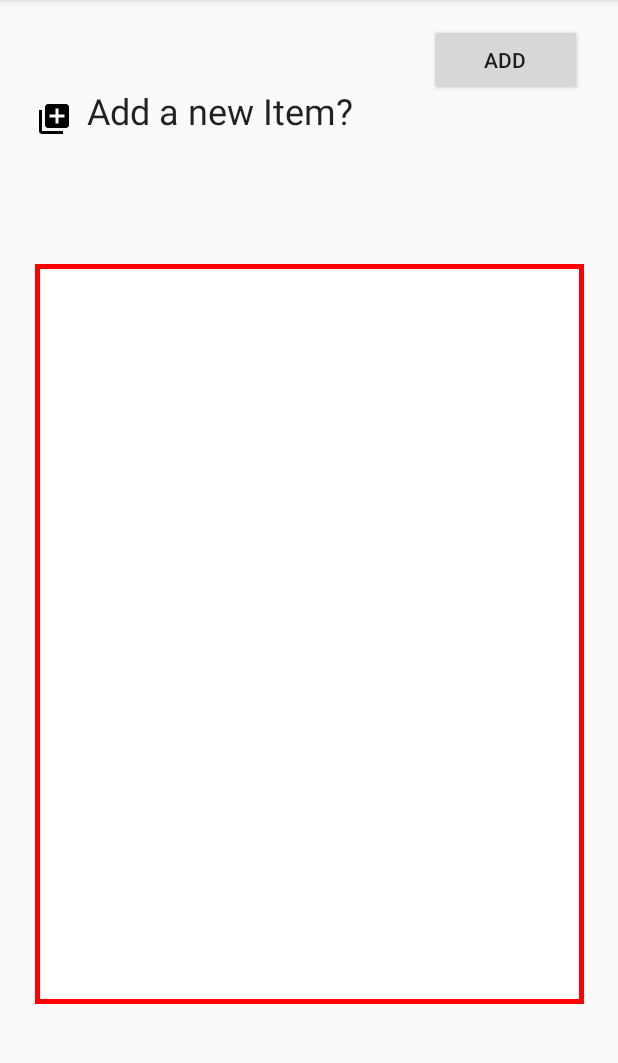
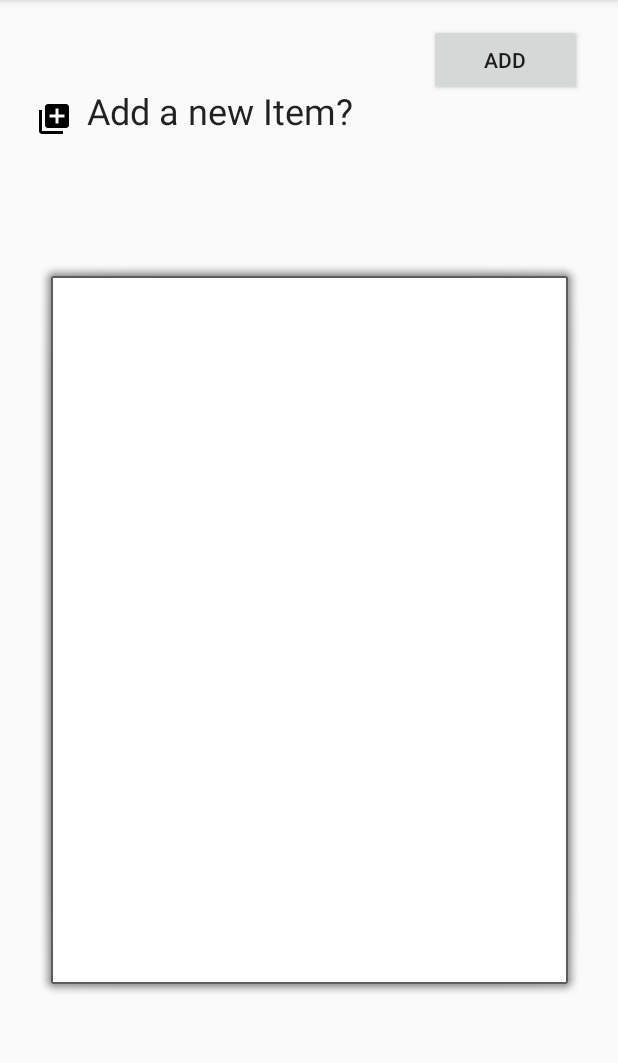
Before and after one commit to MatthewDBarrett/DreamFit, an Android app: the calorie_tracker_add_list screen opened directly, with no data from a screen before it, on a phone screen of 412 x 824 dp, the part 84-1147 px from its top. Run offline under Robolectric (Android 15) with nearby library versions, the phone set to English and light mode, and no system bars.

Commit message:
design changes

```diff
--- a/app/src/main/res/layout/activity_bmi_calculator.xml
+++ b/app/src/main/res/layout/activity_bmi_calculator.xml
@@ -133,10 +133,10 @@
         android:layout_marginTop="4dp"
         app:layout_constraintBottom_toTopOf="@+id/imageView2"
         app:layout_constraintEnd_toStartOf="@+id/imageView2"
-        app:layout_constraintHorizontal_bias="0.47"
+        app:layout_constraintHorizontal_bias="0.482"
         app:layout_constraintStart_toStartOf="parent"
         app:layout_constraintTop_toBottomOf="@+id/result"
-        app:layout_constraintVertical_bias="0.0"
+        app:layout_constraintVertical_bias="0.33"
         app:srcCompat="@drawable/profile" />
 
 </android.support.constraint.ConstraintLayout>
--- a/app/src/main/res/layout/activity_calorie_tracker_add_list.xml
+++ b/app/src/main/res/layout/activity_calorie_tracker_add_list.xml
@@ -13,7 +13,7 @@
         android:layout_marginEnd="8dp"
         android:layout_marginStart="8dp"
         android:layout_marginTop="29dp"
-        android:background="@drawable/border_ui"
+        android:background="@android:drawable/alert_light_frame"
         app:layout_constraintBottom_toBottomOf="parent"
         app:layout_constraintEnd_toEndOf="parent"
         app:layout_constraintStart_toStartOf="parent"
```
